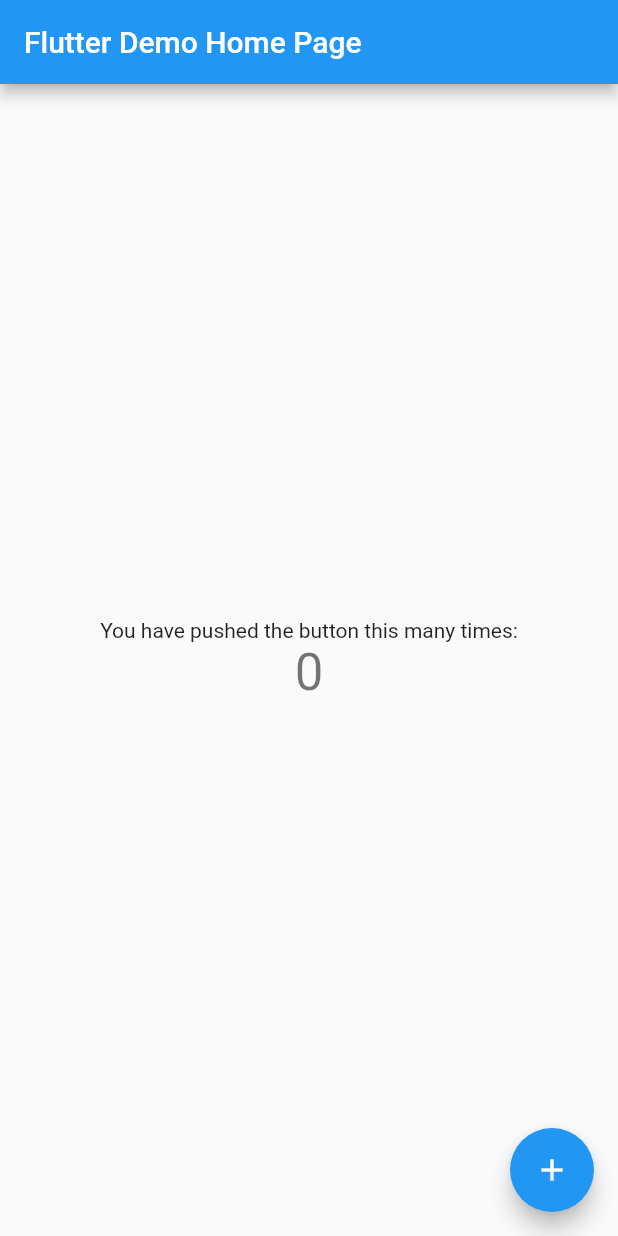
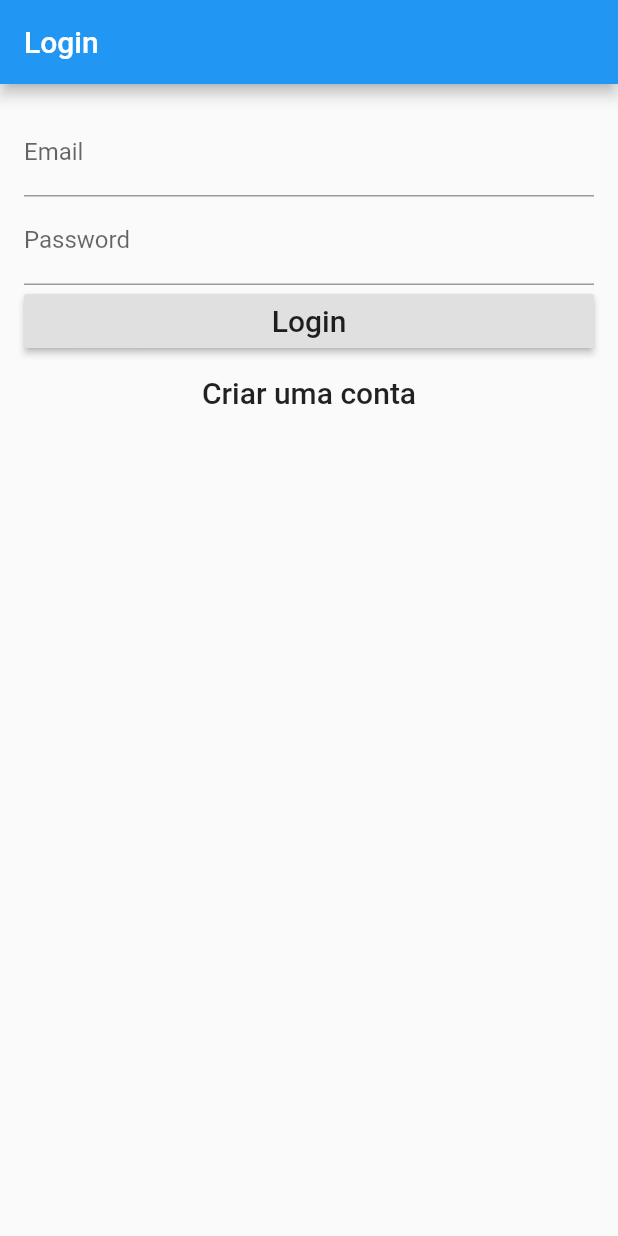
Before and after one commit to raydangaspar/eng_soft_tp1, a Flutter app: the screen it shows after launch, on a phone screen of 412 x 824 dp. Run offline on Flutter 3.47's test engine with Material 2 defaults, Android fonts, the phone set to English and light mode, and no system bars; our stand-ins replace firebase_auth; accounts and stored records are empty.

Commit message:
Merge com o branch do Gabriel

```diff
--- /dev/null
+++ b/app/lib/login_screen.dart
@@ -0,0 +1,100 @@
+import "package:flutter/material.dart";
+import 'package:firebase_auth/firebase_auth.dart';
+
+enum FormType {
+  login,
+  register
+}
+
+class LoginScreen extends StatefulWidget {
+
+  @override
+  State<StatefulWidget> createState() {
+    return _LoginScreenState();
+  }
+
+}
+
+class _LoginScreenState extends State<LoginScreen>{
+
+  final formKey = GlobalKey<FormState>();
+
+  String _email, _password;
+
+  FormType _formType = FormType.login;
+
+  bool validateAndSave(){
+    final form = formKey.currentState;
+    if (form.validate()){
+      form.save();
+      return true;
+    }
+    else{
+      return false;
+    }
+  }
+
+  void validateAndSubmit() async {
+    if (validateAndSave()) {
+      try {
+        FirebaseUser user = (await FirebaseAuth.instance.signInWithEmailAndPassword(email: _email, password: _password)) as FirebaseUser;
+        print('Signed in: ${user.uid}');
+      }
+      catch (e) {
+        print('Error: $e');
+      }
+
+    }
+  }
+
+  void moveToRegister() {
+    setState(() {
+      _formType = FormType.register;
+    });
+
+  }
+
+  @override
+  Widget build(BuildContext context) {
+    return Scaffold(
+      appBar: AppBar(
+          title: Text('Login'),
+      ),
+      body: Container(
+
+        padding: EdgeInsets.all(16),
+
+        child: Form(
+          key: formKey,
+
+          child: Column(
+            crossAxisAlignment: CrossAxisAlignment.stretch,
+            children: <Widget>[
+              TextFormField(
+                decoration: InputDecoration(labelText: 'Email'),
+                validator: (value) => value.isEmpty ? 'Email can\'t be empty' : null,
+                onSaved: (value) => _email = value,
+              ),
+              TextFormField(
+                decoration: InputDecoration(labelText: 'Password'),
+                validator: (value) => value.isEmpty ? 'Password can\'t be empty' : null,
+                onSaved: (value) => _password = value,
+                obscureText: true,
+              ),
+              RaisedButton(
+                child: Text('Login', style: TextStyle(fontSize: 20)),
+                onPressed: validateAndSubmit,
+              ),
+              FlatButton(
+                child: Text('Criar uma conta', style: TextStyle(fontSize: 20)),
+                onPressed: moveToRegister,
+              )
+            ],
+          ),
+
+        )
+      )
+    );
+  }
+
+}
--- a/app/lib/main.dart
+++ b/app/lib/main.dart
@@ -1,4 +1,6 @@
 import 'package:flutter/material.dart';
+
+import 'login_screen.dart';
 
 void main() => runApp(MyApp());
 
@@ -7,7 +9,7 @@ class MyApp extends StatelessWidget {
   @override
   Widget build(BuildContext context) {
     return MaterialApp(
-      title: 'Flutter Demo',
+      title: 'Sistema de gerenciamento de estoque e vendas',
       theme: ThemeData(
         // This is the theme of your application.
         //
@@ -20,7 +22,8 @@ class MyApp extends StatelessWidget {
         // is not restarted.
         primarySwatch: Colors.blue,
       ),
-      home: MyHomePage(title: 'Flutter Demo Home Page'),
+      home: LoginScreen(),
+//      home: MyHomePage(title: 'Flutter Demo Home Page'),
     );
   }
 }
--- a/app/pubspec.yaml
+++ b/app/pubspec.yaml
@@ -19,6 +19,7 @@ environment:
 dependencies:
   flutter:
     sdk: flutter
+  firebase_auth: ^0.14.0+5
 
   # The following adds the Cupertino Icons font to your application.
   # Use with the CupertinoIcons class for iOS style icons.
```
Also changed, not shown: app/pubspec.lock, 8 other files.
